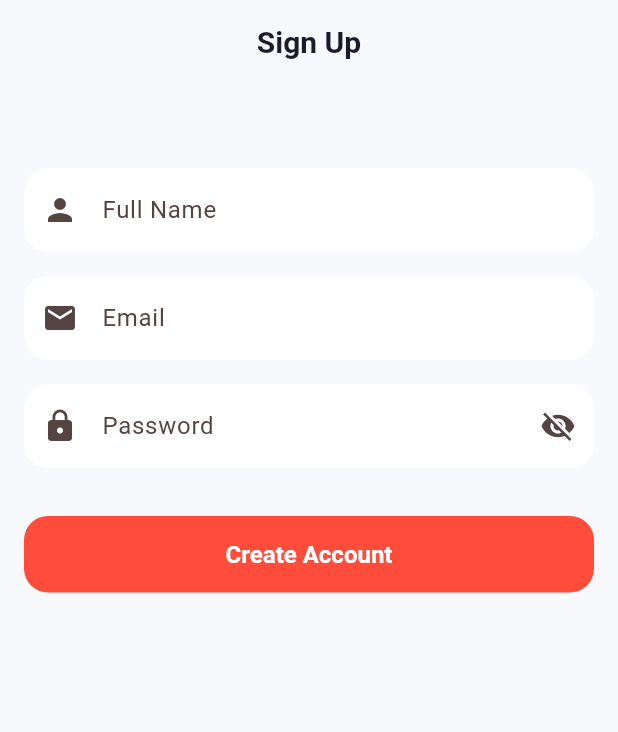
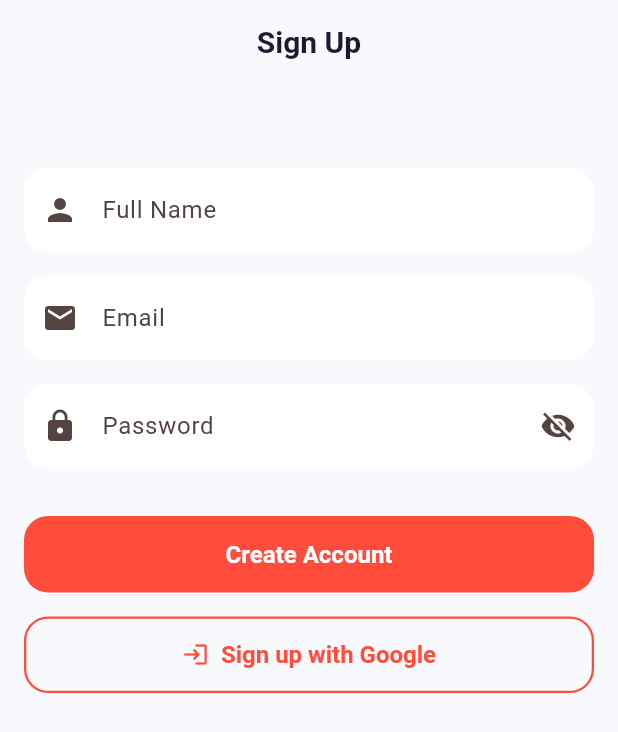
Before and after one commit to khoanc2304/e-commerce-shoes, a Flutter app: the SignUpScreen screen opened by its route, on a phone screen of 412 x 824 dp. Shown: the top 732 px of the screen. Run offline on Flutter 3.47's test engine with Material 3 defaults, Android fonts, the phone set to English and light mode, and no system bars; our stand-ins replace carousel_slider, cloud_firestore, dio, equatable, firebase_auth, firebase_core and 13 more; accounts and stored records are empty.

Commit message:
fix login GG UI

```diff
--- a/lib/features/auth/presentation/pages/sign_up_screen.dart
+++ b/lib/features/auth/presentation/pages/sign_up_screen.dart
@@ -34,6 +34,10 @@ class _SignUpScreenState extends State<SignUpScreen> {
             _passwordController.text.trim(),
           );
     }
+  }
+
+  void _onGoogleSignIn() {
+    context.read<AuthCubit>().signInWithGoogle();
   }
 
   @override
@@ -110,7 +114,7 @@ class _SignUpScreenState extends State<SignUpScreen> {
                     const SizedBox(height: 32),
                     if (state is AuthLoading)
                       const Center(child: CircularProgressIndicator())
-                    else
+                    else ...[
                       ElevatedButton(
                         onPressed: _onSignUp,
                         style: ElevatedButton.styleFrom(
@@ -118,6 +122,16 @@ class _SignUpScreenState extends State<SignUpScreen> {
                         ),
                         child: const Text('Create Account'),
                       ),
+                      const SizedBox(height: 16),
+                      OutlinedButton.icon(
+                        onPressed: _onGoogleSignIn,
+                        icon: const Icon(Icons.login),
+                        label: const Text('Sign up with Google'),
+                        style: OutlinedButton.styleFrom(
+                          padding: const EdgeInsets.symmetric(vertical: 16),
+                        ),
+                      ),
+                    ],
                   ],
                 ),
               ),
--- a/lib/features/main_layout/presentation/pages/main_layout_screen.dart
+++ b/lib/features/main_layout/presentation/pages/main_layout_screen.dart
@@ -44,7 +44,7 @@ class _MainLayoutScreenState extends State<MainLayoutScreen> {
       body: Stack(
         children: [
           widget.navigationShell,
-          if (widget.navigationShell.currentIndex != 3)
+          if (widget.navigationShell.currentIndex != 3 && !isAdmin)
             const ChatBubbleOverlay(),
         ],
       ),
```
Also changed, not shown: lib/features/auth/data/repositories/auth_repository.dart (+12 -1 lines), 1 other file.
